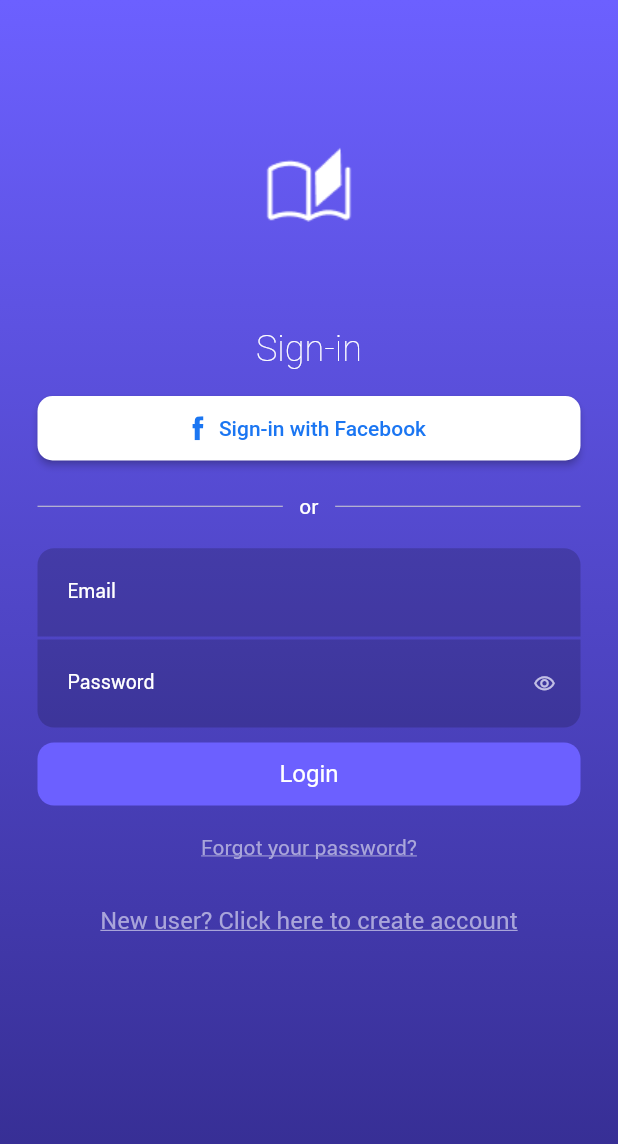
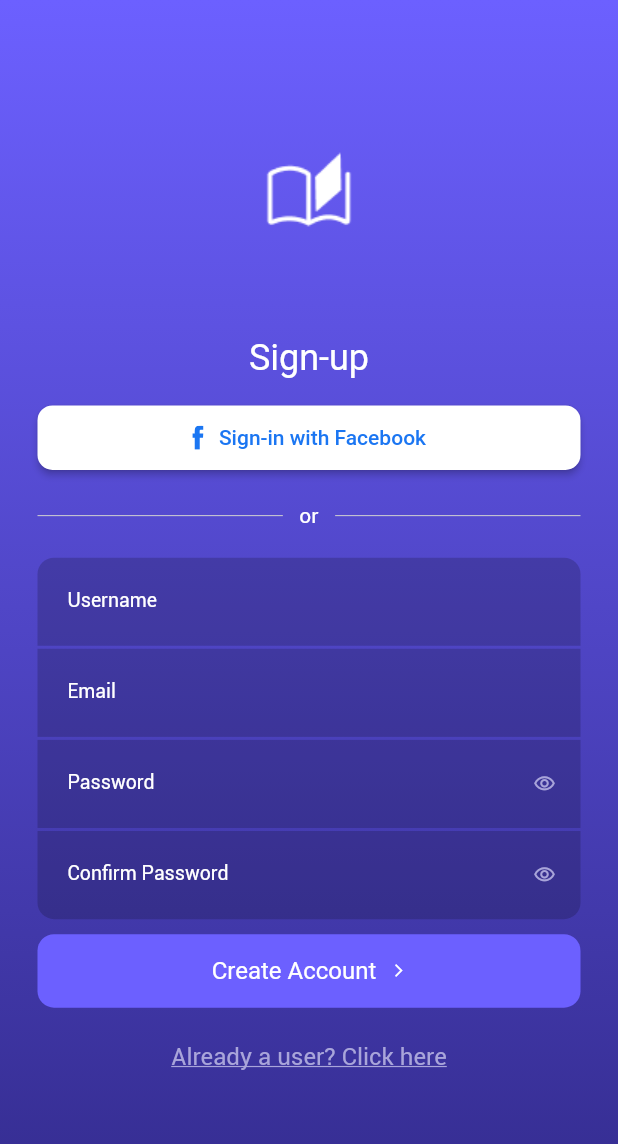
Before and after one commit to Worksdelight-Infotech/Signup-flutter, a Flutter app: the screen it shows after launch, after a tap on "Already a user? Click here", on a phone screen of 412 x 824 dp. Shown: the top 1144 px of the screen. Run offline on Flutter 3.47's test engine with Material 2 defaults, Android fonts, the phone set to English and light mode, and no system bars; our stand-ins replace cloud_firestore, firebase_auth, firebase_core, flutter_easyloading, flutter_svg, get; accounts and stored records are empty; Roboto replaces fonts that are missing (gibsonsemibold); project files that could hold a hidden picture were left out.

Commit message:
bugs fix

```diff
--- a/lib/forgot_password/bindings/forgot_password_binding.dart
+++ /dev/null
@@ -1,9 +0,0 @@
-import 'package:get/get.dart';
-import 'package:stasht/forgot_password/controller/forgot_password_controller.dart';
-
-class ForgotPasswordBindings implements Bindings {
-  @override
-  void dependencies() {
-    Get.put(ForgotPasswordController());
-  }
-}
--- a/lib/login_signup/presentation/sign_in.dart
+++ /dev/null
@@ -1,313 +0,0 @@
-import 'package:flutter/material.dart';
-import 'package:flutter/services.dart';
-import 'package:flutter_svg/svg.dart';
-import 'package:get/get.dart';
-import 'package:stasht/login_signup/controllers/signup_controller.dart';
-import 'package:stasht/routes/app_routes.dart';
-import 'package:stasht/utils/app_colors.dart';
-import 'package:stasht/utils/assets_images.dart';
-import 'package:stasht/utils/constants.dart';
-
-class SignIn extends GetView<SignupController> {
-  int val = -1;
-  bool isEmail = false;
-  bool isLoggedIn = false;
-  var profileData;
-
-  void onLoginStatusChanged(bool isLoggedIn, {profileData}) {
-    this.isLoggedIn = isLoggedIn;
-    this.profileData = profileData;
-  }
-
-  @override
-  Widget build(BuildContext context) {
-    SystemChrome.setSystemUIOverlayStyle(SystemUiOverlayStyle.light);
-
-    return Scaffold(
-        body: SingleChildScrollView(
-      child: Container(
-        height: MediaQuery.of(context).size.height,
-        decoration: const BoxDecoration(
-            gradient: LinearGradient(
-          begin: Alignment.topCenter,
-          end: Alignment.bottomCenter,
-          colors: [
-            AppColors.primaryColor,
-            AppColors.primaryDarkColor,
-          ],
-        )),
-        child: Padding(
-            padding: const EdgeInsets.all(25),
-            child: Form(
-                key: controller.formkeySignin,
-                autovalidateMode: AutovalidateMode.onUserInteraction,
-                child: Column(
-                    crossAxisAlignment: CrossAxisAlignment.start,
-                    children: [
-
-                      Expanded(
-                          flex: 1,
-                          child:
-                          // Container(),
-
-                        Center(
-                              child: Center(
-                                child: Image.asset(
-                                  publishIcon,
-                                  color: Colors.white,
-                                ),
-                              ),)
-                      ),
-                      Expanded(
-                          flex: 3,
-                          child: Column(
-                            mainAxisSize: MainAxisSize.min,
-                            children: [
-                              const Center(
-                                child: Text(
-                                  "Sign-in",
-                                  style: TextStyle(
-                                    fontSize: 24,
-                                    fontFamily: "gibsonsemibold",
-                                    color: Colors.white,
-                                    fontWeight: FontWeight.w100,
-                                  ),
-                                ),
-                              ),
-
-                              const SizedBox(height: 15),
-                              MaterialButton(
-                                onPressed: () {
-                                  // controller.facebookSignin();
-                                  // controller.facebookLogin();
-                                },
-                                height: 43,
-                                color: Colors.white,
-                                shape: RoundedRectangleBorder(
-                                  borderRadius: BorderRadius.circular(10),
-                                ),
-                                child: Row(
-                                  mainAxisAlignment: MainAxisAlignment.center,
-                                  children: [
-                                    SvgPicture.asset(
-                                      "assets/images/fb.svg",
-                                      height: 16,
-                                      width: 8,
-                                      color: AppColors.colorBlue,
-                                    ),
-                                    const SizedBox(
-                                      width: 10,
-                                      height: 2,
-                                    ),
-                                    const Text(
-                                      'Sign-in with Facebook',
-                                      textAlign: TextAlign.center,
-                                      style: TextStyle(
-                                          fontSize: 14,
-                                          fontFamily: robotoMedium,
-                                          fontWeight: FontWeight.w400,
-                                          color: AppColors.colorBlue),
-                                    ),
-                                  ],
-                                ),
-                              ),
-                              const SizedBox(height: 20),
-                              Row(children: const <Widget>[
-                                Expanded(
-                                    child: Divider(
-                                  height: 1,
-                                  color: AppColors.viewColor,
-                                )),
-                                SizedBox(
-                                  width: 11,
-                                ),
-                                Text(
-                                  "or",
-                                  style: TextStyle(color: Colors.white),
-                                ),
-                                SizedBox(
-                                  width: 11,
-                                ),
-                                Expanded(
-                                    child: Divider(
-                                  height: 1,
-                                  color: AppColors.viewColor,
-                                )),
-                              ]),
-                              const SizedBox(
-                                height: 20,
-                              ),
-                              Container(
-                                decoration: BoxDecoration(
-                                    borderRadius: const BorderRadius.only(
-                                      topLeft: Radius.circular(11.0),
-                                      topRight: Radius.circular(11.0),
-                                    ),
-                                    color: Colors.black.withOpacity(0.18)),
-                                // padding: const EdgeInsets.only(bottom: 10),
-                                child: TextFormField(
-                                  controller: controller.email1Controller,
-                                  keyboardType: TextInputType.emailAddress,
-                                  textInputAction: TextInputAction.next,
-                                  decoration: const InputDecoration(
-                                      labelText: "Email",
-                                      labelStyle: TextStyle(
-                                        color: Colors.white,
-                                        fontSize: 13,
-                                      ),
-                                      errorStyle: TextStyle(
-                                          color: AppColors.errorColor),
-                                      border: InputBorder.none,
-                                      contentPadding: EdgeInsets.symmetric(
-                                          horizontal: 20.0, vertical: 10)),
-                                  style: const TextStyle(
-                                    color: Colors.white,
-                                    fontSize: 21,
-                                  ),
-                                  cursorColor: Colors.white,
-                                  validator: (v) {
-                                    if (v!.isEmpty) {
-                                      return 'Enter a valid email!';
-                                    } else if (!checkValidEmail(v)) {
-                                      return 'Please enter valid email address';
-                                    }
-                                    return null;
-                                  },
-                                ),
-                              ),
-                              const SizedBox(
-                                height: 2,
-                              ),
-                              Container(
-                                  // padding: const EdgeInsets.only(bottom: 10),
-                                  decoration: BoxDecoration(
-                                      borderRadius: const BorderRadius.only(
-                                        bottomLeft: Radius.circular(11.0),
-                                        bottomRight: Radius.circular(11.0),
-                                      ),
-                                      color: Colors.black.withOpacity(0.18)),
-                                  child: Obx(
-                                    () => TextFormField(
-                                      obscureText: controller.isObscure.value,
-                                      controller:
-                                          controller.password1Controller,
-                                      decoration: InputDecoration(
-                                          labelText: "Password",
-                                          labelStyle: const TextStyle(
-                                            color: Colors.white,
-                                            fontSize: 13,
-                                          ),
-                                          errorStyle: const TextStyle(
-                                              color: AppColors.errorColor),
-                                          hintText: 'Password',
-                                          hintStyle: const TextStyle(
-                                              color: AppColors.hintPrimaryColor,
-                                              fontSize: 21),
-                                          border: InputBorder.none,
-                                          contentPadding:
-                                              const EdgeInsets.symmetric(
-                                                  horizontal: 20.0,
-                                                  vertical: 10),
-                                          suffixIcon: IconButton(
-                                            icon: Icon(
-                                              controller.isObscure.value
-                                                  ? Icons.visibility_outlined
-                                                  : Icons.visibility_off,
-                                              size: 15,
-                                              color: AppColors.hintPrimaryColor,
-                                            ),
-                                            onPressed: () {
-                                              controller.isObscure.value =
-                                                  !controller.isObscure.value;
-                                            },
-                                          )),
-                                      cursorColor: Colors.white,
-                                      validator: (value) {
-                                        if (value!.isEmpty) {
-                                          return "Please enter password";
-                                        } else if (value.length < 6) {
-                                          return "Please enter at least 6 characters";
-                                        }
-                                        return null;
-                                      },
-                                      style: const TextStyle(
-                                          color: Colors.white, fontSize: 21),
-                                    ),
-                                  )),
-                              const SizedBox(height: 10),
-                              GestureDetector(
-                                onTap: () {
-                                  controller.signIn();
-                                },
-                                child: Container(
-                                  height: 42,
-                                  alignment: Alignment.center,
-                                  decoration: BoxDecoration(
-                                      color: AppColors.primaryColor,
-                                      borderRadius: BorderRadius.circular(11)),
-                                  child: Row(
-                                    mainAxisAlignment: MainAxisAlignment.center,
-                                    children: const [
-                                      Text(
-                                        "Login",
-                                        textAlign: TextAlign.center,
-                                        style: TextStyle(
-                                            color: Colors.white,
-                                            fontSize: 16,
-                                            fontFamily: gibsonSemiBold),
-                                      ),
-                                    ],
-                                  ),
-                                ),
-                              ),
-                              const SizedBox(
-                                height: 12,
-                              ),
-                              InkWell(
-                                onTap: () {
-                                  Get.toNamed(AppRoutes.forgotPassword);
-                                },
-                                child: const Center(
-                                  child: Padding(
-                                    padding: EdgeInsets.all(8.0),
-                                    child: Text(
-                                      "Forgot your password? ",
-                                      textAlign: TextAlign.center,
-                                      style: TextStyle(
-                                        color: AppColors.fieldBorderColor,
-                                        fontSize: 14,
-                                        decoration: TextDecoration.underline,
-                                      ),
-                                    ),
-                                  ),
-                                ),
-                              ),
-                              const SizedBox(
-                                height: 15,
-                              ),
-                              InkWell(
-                                onTap: ()  {
-                                  Get.back();
-                                },
-                                child: const Center(
-                                  child: Padding(
-                                    padding: EdgeInsets.all(8.0),
-                                    child: Text(
-                                      "New user? Click here to create account",
-                                      textAlign: TextAlign.center,
-                                      style: TextStyle(
-                                        color: AppColors.fieldBorderColor,
-                                        fontSize: 16,
-                                        decoration: TextDecoration.underline,
-                                      ),
-                                    ),
-                                  ),
-                                ),
-                              )
-                            ],
-                          ))
-                    ]))),
-      ),
-    ));
-  }
-}
--- a/lib/routes/app_pages.dart
+++ b/lib/routes/app_pages.dart
@@ -1,8 +1,5 @@
 import 'package:get/route_manager.dart';
-import 'package:stasht/forgot_password/bindings/forgot_password_binding.dart';
-import 'package:stasht/forgot_password/presentation/forget_password.dart';
 import 'package:stasht/login_signup/bindings/signup_binding.dart';
-import 'package:stasht/login_signup/presentation/sign_in.dart';
 import 'package:stasht/routes/app_routes.dart';
 import 'package:stasht/login_signup/domain/sign_up.dart';
 
@@ -10,12 +7,6 @@ class AppPages {
   static const initial = AppRoutes.signup;
   static final routes = [
     GetPage(
-        name: AppRoutes.signIn, page: () => SignIn(), binding: SignupBinding()),
-    GetPage(
         name: AppRoutes.signup, page: () => Signup(), binding: SignupBinding()),
-    GetPage(
-        name: AppRoutes.forgotPassword,
-        page: () => ForgotPassword(),
-        binding: ForgotPasswordBindings()),
   ];
 }
--- a/lib/routes/app_routes.dart
+++ b/lib/routes/app_routes.dart
@@ -2,6 +2,4 @@
 abstract class AppRoutes {
   static const signIn = "/signin";
   static const signup = "/signup";
-  static const forgotPassword = "/forgot_password";
-  static const resetPassword = "/reset_password";
 }
--- a/lib/utils/app_colors.dart
+++ b/lib/utils/app_colors.dart
@@ -22,5 +22,4 @@ class AppColors {
   static const Color collaboratorBgColor = Color(0XFFE5E4FC);
   static const Color errorColor = Color(0XFFCBA1CF);
   static const Color redBorder = Color(0XFFCC0707);
-  static const Color? redColor = Color?.fromARGB(255, 192, 12, 12);
 }
```
Also changed, not shown: lib/forgot_password/controller/forgot_password_controller.dart (deleted, +0 -43 lines), lib/forgot_password/presentation/forget_password.dart (deleted, +0 -156 lines), lib/login_signup/controllers/signup_controller.dart (+2 -50 lines), lib/utils/assets_images.dart (+0 -16 lines), lib/utils/constants.dart (+1 -46 lines), 3 other files.
